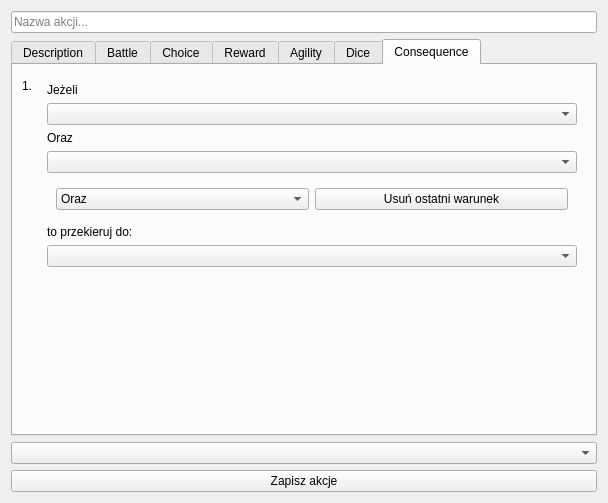
The window that DataManager/forms/GUI/action/actionview.ui (jurikimurik/Witcher_Adventures_PHP_QTCPP) describes before a commit, drawn with Qt 5.
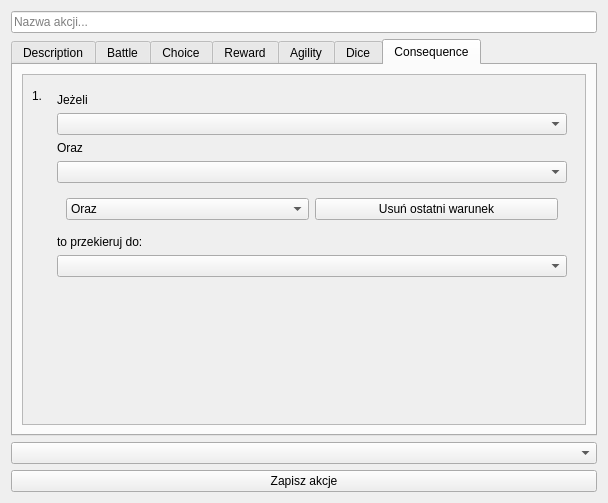
The same window after the commit. Icons and pictures are not drawn.

Commit message: Example GUI with scrollBars and names has been created.

```diff
--- a/DataManager/forms/GUI/action/actionview.ui
+++ b/DataManager/forms/GUI/action/actionview.ui
@@ -428,6 +428,21 @@
       <attribute name="title">
        <string>Consequence</string>
       </attribute>
+      <layout class="QVBoxLayout" name="verticalLayout_8">
+       <item>
+        <widget class="QScrollArea" name="scrollConditionArea1">
+         <property name="widgetResizable">
+          <bool>true</bool>
+         </property>
+         <widget class="QWidget" name="scrollAreaContentWidget1">
+          <property name="geometry">
+           <rect>
+            <x>0</x>
+            <y>0</y>
+            <width>536</width>
+            <height>309</height>
+           </rect>
+          </property>
       <layout class="QFormLayout" name="formLayout_7">
        <item row="0" column="0">
         <widget class="QLabel" name="conditionLabel1">
@@ -522,9 +537,13 @@
            </widget>
           </item>
           <item>
-           <widget class="QComboBox" name="comboBox"/>
-          </item>
-         </layout>
+               <widget class="QComboBox" name="conclusionBox1"/>
+              </item>
+             </layout>
+            </widget>
+           </item>
+          </layout>
+         </widget>
         </widget>
        </item>
       </layout>
```
Left out of the diff: 22 changed lines with no effect on the pictures. Lines whose indentation alone changed are shown as unchanged.
